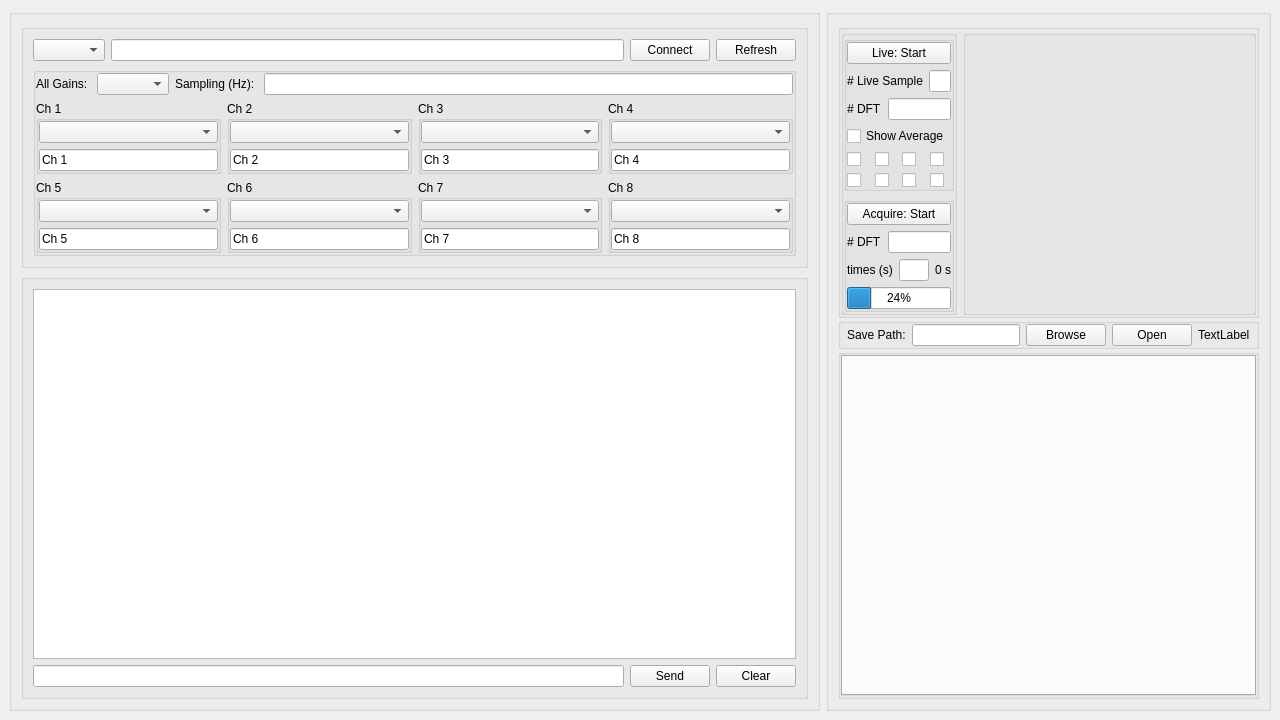
The window that assets/vivi.ui (sukhsung/vivi) describes before a commit, drawn with Qt 5.
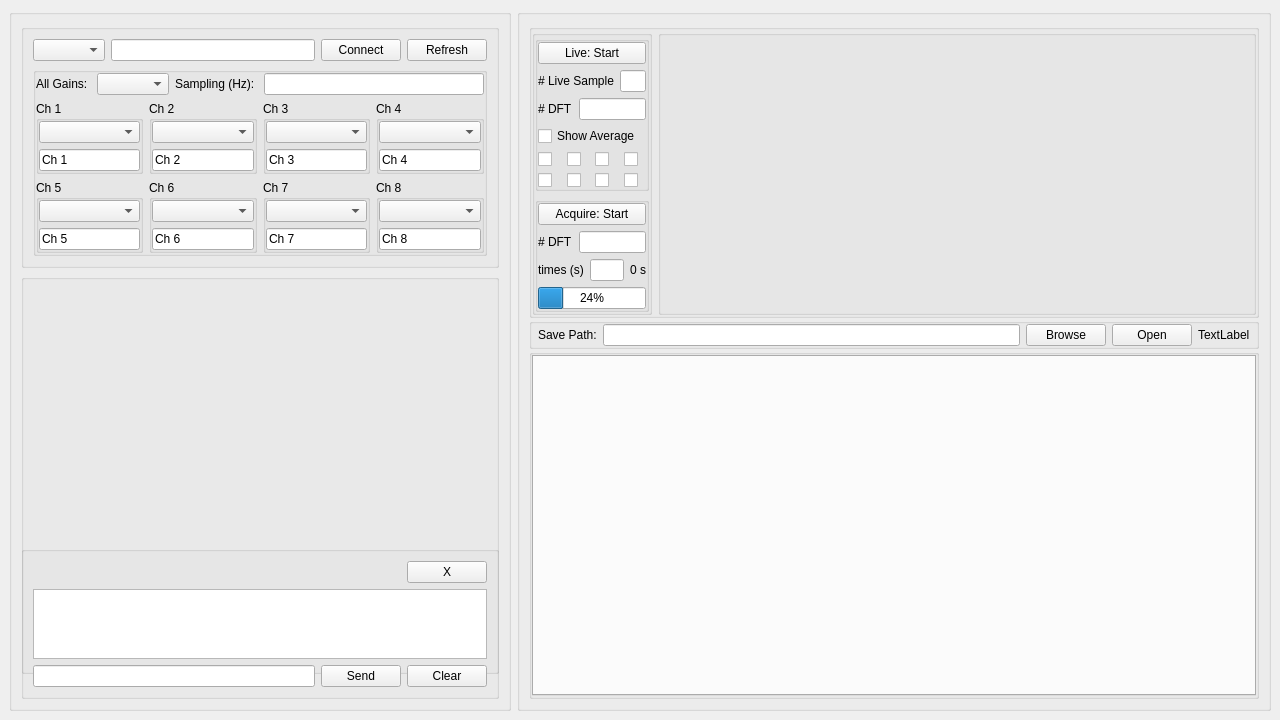
The same window after the commit.

```diff
--- a/assets/vivi.ui
+++ b/assets/vivi.ui
@@ -20,13 +20,13 @@
    <string>MainWindow</string>
   </property>
   <widget class="QWidget" name="centralwidget">
-   <layout class="QHBoxLayout" name="horizontalLayout" stretch="2,0">
+   <layout class="QHBoxLayout" name="horizontalLayout" stretch="2,3">
     <item>
      <widget class="QGroupBox" name="groupBox_2">
       <property name="title">
        <string/>
       </property>
-      <layout class="QVBoxLayout" name="verticalLayout" stretch="1,2">
+      <layout class="QVBoxLayout" name="verticalLayout" stretch="1,0,1">
        <item>
         <widget class="QGroupBox" name="groupBox">
          <property name="title">
@@ -385,11 +385,51 @@
         </widget>
        </item>
        <item>
-        <widget class="QGroupBox" name="groupBox_4">
+        <widget class="QGroupBox" name="group_logo">
+         <property name="minimumSize">
+          <size>
+           <width>0</width>
+           <height>400</height>
+          </size>
+         </property>
+         <property name="title">
+          <string/>
+         </property>
+         <property name="flat">
+          <bool>true</bool>
+         </property>
+        </widget>
+       </item>
+       <item>
+        <widget class="QGroupBox" name="group_cmd">
          <property name="title">
           <string/>
          </property>
          <layout class="QVBoxLayout" name="verticalLayout_16">
+          <item>
+           <layout class="QHBoxLayout" name="horizontalLayout_13">
+            <item>
+             <spacer name="horizontalSpacer">
+              <property name="orientation">
+               <enum>Qt::Horizontal</enum>
+              </property>
+              <property name="sizeHint" stdset="0">
+               <size>
+                <width>40</width>
+                <height>20</height>
+               </size>
+              </property>
+             </spacer>
+            </item>
+            <item>
+             <widget class="QPushButton" name="PB_closeCMD">
+              <property name="text">
+               <string>X</string>
+              </property>
+             </widget>
+            </item>
+           </layout>
+          </item>
           <item>
            <widget class="QTextEdit" name="TE_deviceStatus"/>
           </item>
```
